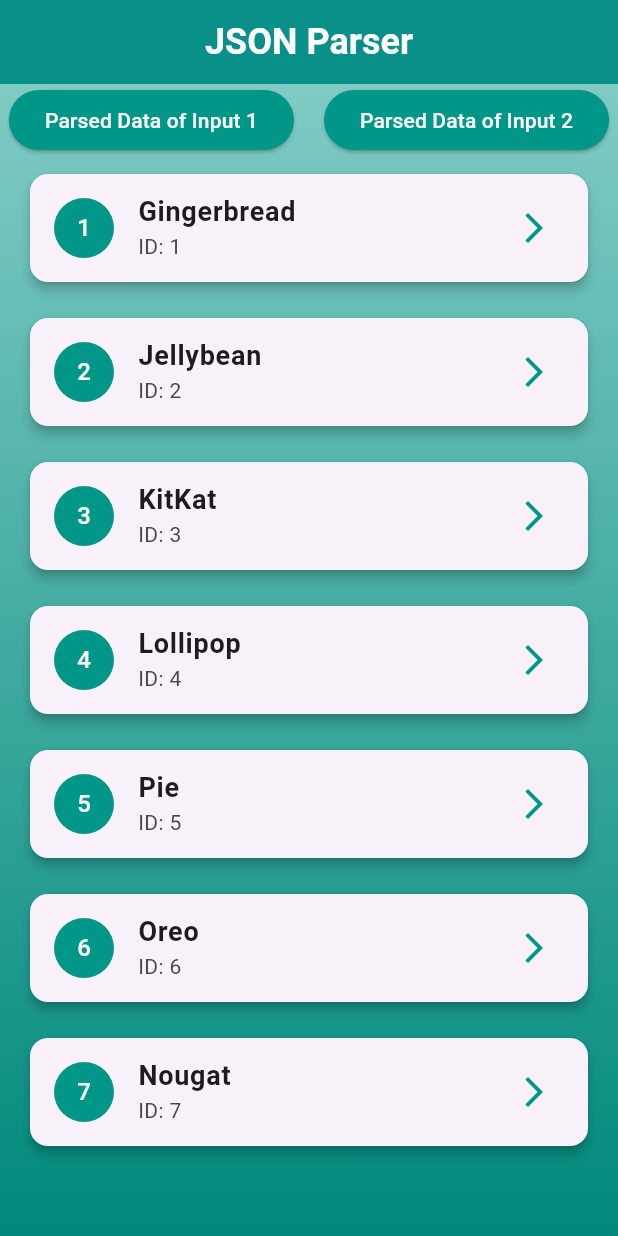
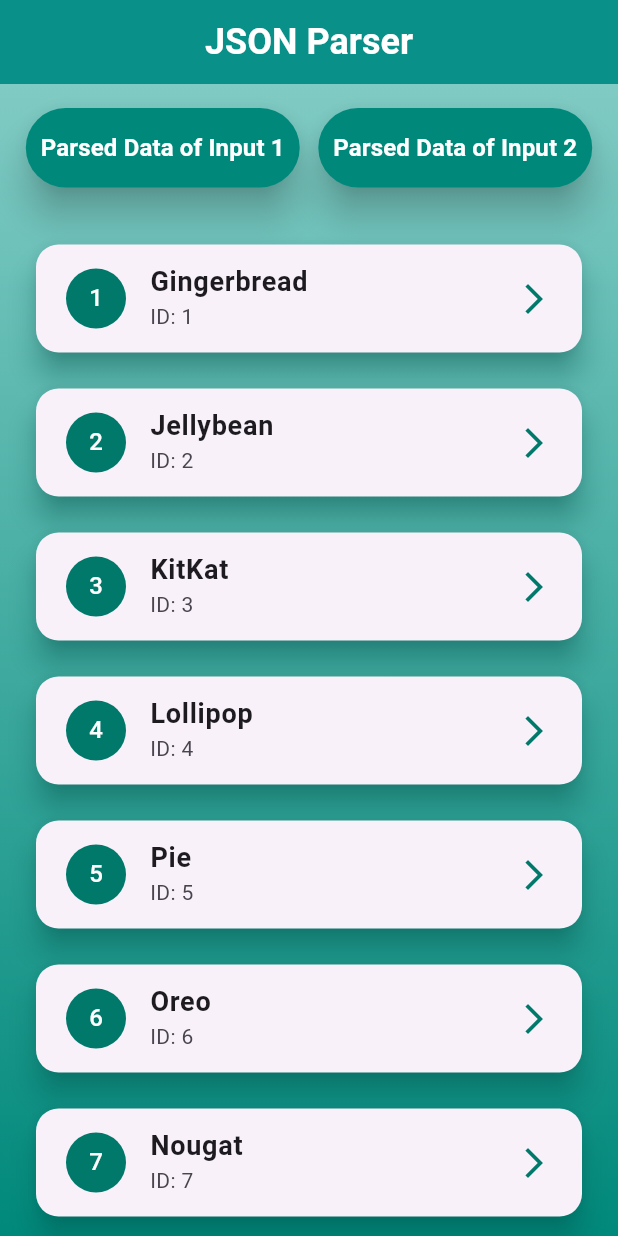
Before and after one commit to muksiturrahman/sm_technology_test_task, a Flutter app: the screen it shows after launch, on a phone screen of 412 x 824 dp. Run offline on Flutter 3.47's test engine with Material 3 defaults, Android fonts, the phone set to English and light mode, and no system bars.

Commit message:
Enhance button row responsiveness to prevent overflow

```diff
--- a/lib/screens/output_screen.dart
+++ b/lib/screens/output_screen.dart
@@ -54,7 +54,7 @@ class _OutputScreenState extends State<OutputScreen>
   @override
   Widget build(BuildContext context) {
     return Scaffold(
-      appBar: CustomAppBar(title: 'JSON Parser'),
+      appBar: const CustomAppBar(title: 'JSON Parser'),
       body: BackgroundContainer(
         child: Column(
           children: [
@@ -67,31 +67,60 @@ class _OutputScreenState extends State<OutputScreen>
   }
 
   Widget _buildButtonRow() {
-    return Row(
-      mainAxisAlignment: MainAxisAlignment.center,
+    return Padding(
+      padding: const EdgeInsets.all(16.0),
+      child: Row(
+        mainAxisAlignment: MainAxisAlignment.spaceEvenly,
         children: [
-        ElevatedButton(
+          Flexible(
+            child: ElevatedButton(
               onPressed: () => displayParsedData(parsedVersionsInput1),
               style: ElevatedButton.styleFrom(
-            backgroundColor: Colors.teal,
+                padding: const EdgeInsets.symmetric(horizontal: 10, vertical: 15),
+                backgroundColor: Colors.teal.shade600,
+                shape: RoundedRectangleBorder(
+                  borderRadius: BorderRadius.circular(30.0),
+                ),
+                shadowColor: Colors.black,
+                elevation: 10.0,
               ),
               child: const Text(
                 'Parsed Data of Input 1',
-            style: TextStyle(color: Colors.white),
+                style: TextStyle(
+                  color: Colors.white,
+                  fontSize: 16,
+                  fontWeight: FontWeight.bold,
+                ),
+                textAlign: TextAlign.center,
               ),
             ),
-        const SizedBox(width: 20),
-        ElevatedButton(
+          ),
+          const SizedBox(width: 10),
+          Flexible(
+            child: ElevatedButton(
               onPressed: () => displayParsedData(parsedVersionsInput2),
               style: ElevatedButton.styleFrom(
-            backgroundColor: Colors.teal,
+                padding: const EdgeInsets.symmetric(horizontal: 10, vertical: 15),
+                backgroundColor: Colors.teal.shade600,
+                shape: RoundedRectangleBorder(
+                  borderRadius: BorderRadius.circular(30.0),
+                ),
+                shadowColor: Colors.black,
+                elevation: 10.0,
               ),
               child: const Text(
                 'Parsed Data of Input 2',
-            style: TextStyle(color: Colors.white),
+                style: TextStyle(
+                  color: Colors.white,
+                  fontSize: 16,
+                  fontWeight: FontWeight.bold,
+                ),
+                textAlign: TextAlign.center,
+              ),
             ),
           ),
         ],
+      ),
     );
   }
 
@@ -101,6 +130,7 @@ class _OutputScreenState extends State<OutputScreen>
         valueListenable: currentParsedVersions,
         builder: (context, versions, child) {
           return ListView.builder(
+            padding: const EdgeInsets.symmetric(vertical: 10.0, horizontal: 20.0),
             itemCount: versions.length,
             itemBuilder: (context, index) {
               final Animation<double> animation = CurvedAnimation(
@@ -111,9 +141,12 @@ class _OutputScreenState extends State<OutputScreen>
                   curve: Curves.easeOut,
                 ),
               );
-              return CustomListTile(
+              return Padding(
+                padding: const EdgeInsets.symmetric(vertical: 8.0),
+                child: CustomListTile(
                   version: versions[index],
                   animation: animation,
+                ),
               );
             },
           );
--- a/lib/widgets/custom_list_tile.dart
+++ b/lib/widgets/custom_list_tile.dart
@@ -22,15 +22,16 @@ class CustomListTile extends StatelessWidget {
           CurveTween(curve: Curves.easeInOut),
         ),
       ),
-      child: AnimatedContainer(
-        duration: const Duration(milliseconds: 300),
-        curve: Curves.easeInOut,
-        margin: const EdgeInsets.symmetric(vertical: 8.0, horizontal: 16.0),
       child: Card(
-          elevation: 3.0,
+        elevation: 8.0,
+        shape: RoundedRectangleBorder(
+          borderRadius: BorderRadius.circular(15.0),
+        ),
+        shadowColor: Colors.teal,
         child: ListTile(
+          contentPadding: const EdgeInsets.symmetric(horizontal: 20.0,),
           leading: CircleAvatar(
-              backgroundColor: Colors.teal,
+            backgroundColor: Colors.teal.shade700,
             child: Text(
               version.id.toString(),
               style: const TextStyle(color: Colors.white),
@@ -41,8 +42,7 @@ class CustomListTile extends StatelessWidget {
             style: const TextStyle(fontSize: 18, fontWeight: FontWeight.bold),
           ),
           subtitle: Text('ID: ${version.id}'),
-            trailing: const Icon(Icons.arrow_forward_ios, color: Colors.teal),
-          ),
+          trailing: Icon(Icons.arrow_forward_ios, color: Colors.teal.shade700),
         ),
       ),
     );
```
Lines whose indentation alone changed are shown as unchanged.
